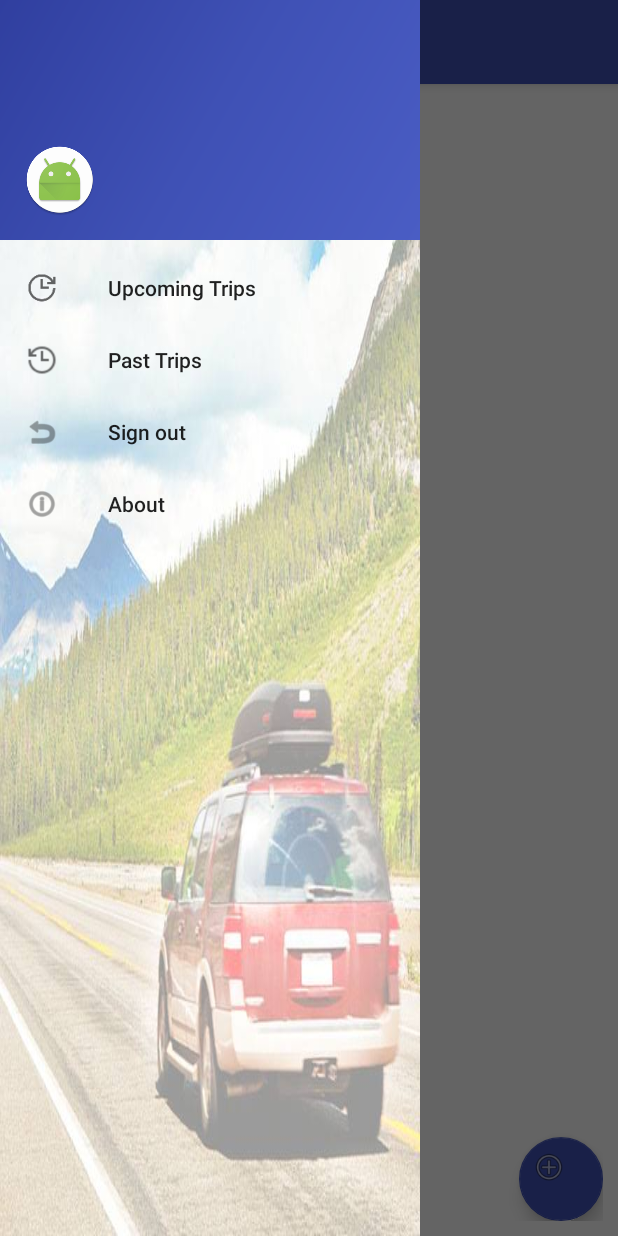
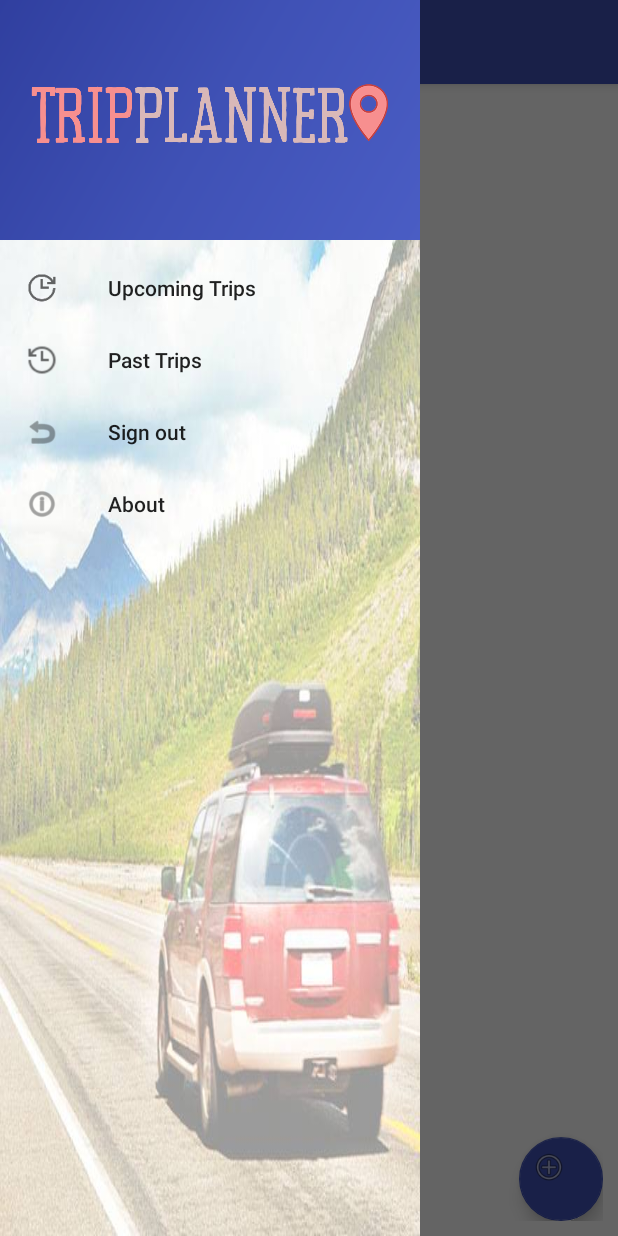
Before and after one commit to AhmedOsman00/Trip-Planner, an Android app: the screen it shows after launch once a user with an empty profile is signed in (Home), with the side drawer open, on a phone screen of 412 x 824 dp. Run offline under Robolectric (Android 15) with nearby library versions, the phone set to English and light mode, and no system bars; our stand-ins replace Firebase (no records; nobody signed in at launch, a user with empty details on screens opened directly).

Commit message:
Third Version

```diff
--- a/app/src/main/AndroidManifest.xml
+++ b/app/src/main/AndroidManifest.xml
@@ -4,7 +4,7 @@
 
     <application
         android:allowBackup="true"
-        android:icon="@mipmap/ic_launcher"
+        android:icon="@mipmap/logo"
         android:label="@string/app_name"
         android:roundIcon="@mipmap/ic_launcher_round"
         android:supportsRtl="true"
--- a/app/src/main/res/layout/nav_header_nav_drawer.xml
+++ b/app/src/main/res/layout/nav_header_nav_drawer.xml
@@ -5,7 +5,7 @@
     android:layout_height="@dimen/nav_header_height"
     android:background="@drawable/side_nav_bar"
     android:gravity="bottom"
-    android:orientation="horizontal"
+    android:orientation="vertical"
     android:paddingBottom="@dimen/activity_vertical_margin"
     android:paddingLeft="@dimen/activity_horizontal_margin"
     android:paddingRight="@dimen/activity_horizontal_margin"
@@ -15,9 +15,9 @@
     <ImageView
         android:id="@+id/imageView"
         android:layout_width="wrap_content"
-        android:layout_height="wrap_content"
+        android:layout_height="73dp"
         android:paddingTop="@dimen/nav_header_vertical_spacing"
-        app:srcCompat="@mipmap/ic_launcher_round" />
+        app:srcCompat="@mipmap/logonav" />
 
     <TextView
         android:id="@+id/username"
```
Also changed, not shown: app/src/main/res/mipmap-hdpi/logo.png (added), app/src/main/res/mipmap-hdpi/logonav.png (added).
